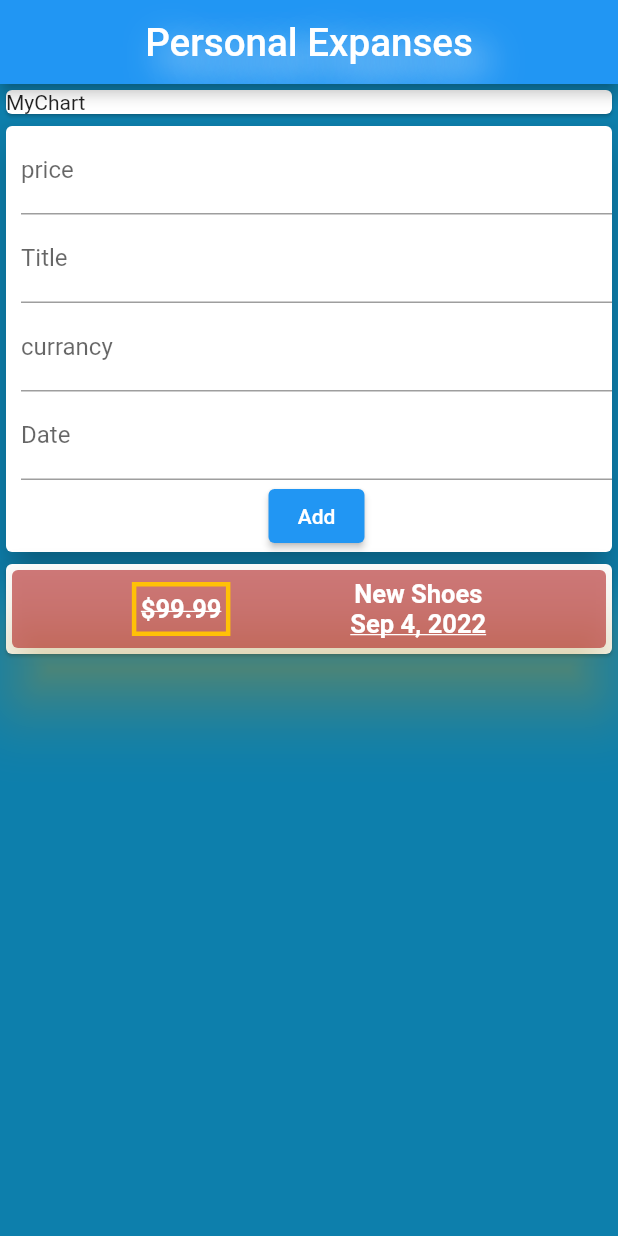
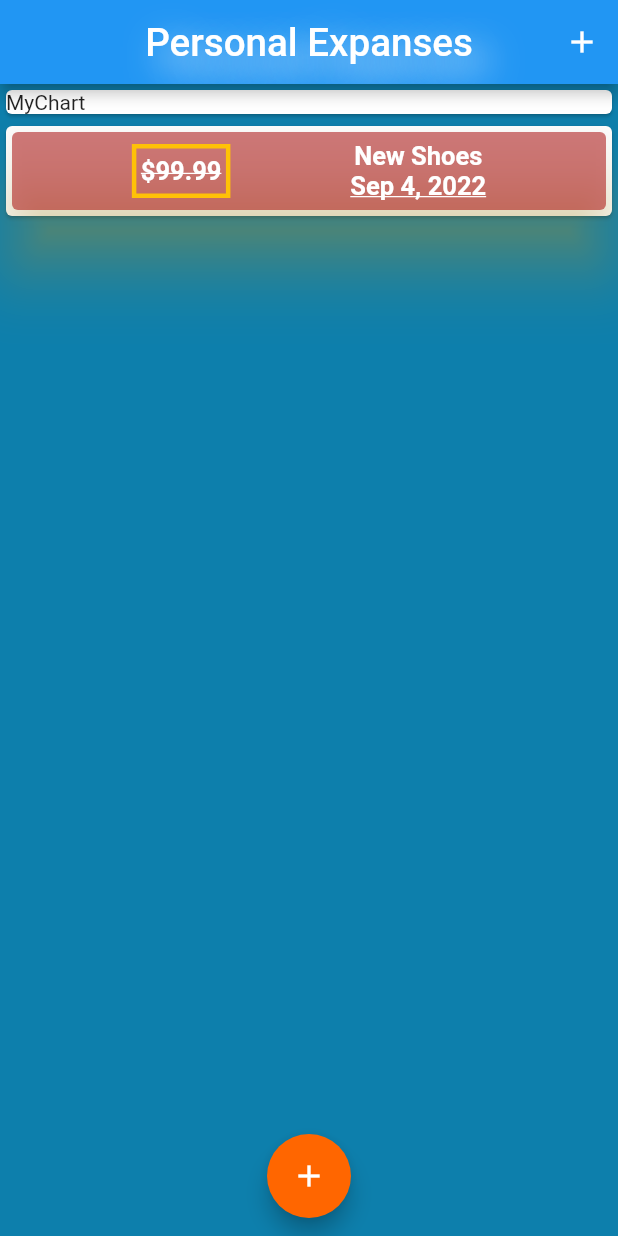
Before and after one commit to abdelazizSalah/LearningDartAndFlutter, a Flutter app: the screen it shows after launch, on a phone screen of 412 x 824 dp. Run offline on Flutter 3.47's test engine with Material 2 defaults, Android fonts, the light colour scheme and no system bars.

Commit message:
Adding showmodelbottomSheet and floating buttons

```diff
--- a/personality_quiz/lib/Answers.dart
+++ b/personality_quiz/lib/Answers.dart
@@ -28,10 +28,8 @@ class Answer extends StatelessWidget {
         width: 300,
         height: 60,
         margin: EdgeInsets.all(20),
-        child: RaisedButton(
+        child: ElevatedButton(
           onPressed: functionHandler,
-          textColor: c1,
-          color: Colors.blue,
           child: Text(answer),
         ));
   }
--- a/personality_quiz/lib/Quiz.dart
+++ b/personality_quiz/lib/Quiz.dart
@@ -11,8 +11,10 @@ class Quiz extends StatelessWidget {
 
   //@required means that we must send them in the constructor we can't neglect any value of them
   // it is a decorator
-  const Quiz(@required this.questions, @required this.questionsCntr,
-      @required this.TheQuestionSolutions);
+  const Quiz(
+      {required this.questions,
+      required this.questionsCntr,
+      required this.TheQuestionSolutions});
   @override
   Widget build(BuildContext context) {
     return Container(
--- a/personality_quiz/lib/Result.dart
+++ b/personality_quiz/lib/Result.dart
@@ -47,7 +47,7 @@ class Result extends StatelessWidget {
               ),
               Container(
                 margin: EdgeInsets.only(top: 25),
-                child: FlatButton(
+                child: TextButton(
                   child: Text(
                     'Restart Quiz!',
                     style: TextStyle(
--- a/presonal_expanses_app/lib/Widgets/Txs.dart
+++ b/presonal_expanses_app/lib/Widgets/Txs.dart
@@ -10,7 +10,7 @@ class Txs extends StatelessWidget {
   @override
   Widget build(BuildContext context) {
     return Container(
-      height: 300,
+      height: 600,
       child: ListView.builder(
         itemCount: transactions.length,
         itemBuilder: (context, index) {
--- a/presonal_expanses_app/lib/Widgets/newTransactions.dart
+++ /dev/null
@@ -1,138 +0,0 @@
-import 'package:flutter/material.dart';
-import 'InputFields.dart';
-import 'Txs.dart';
-import '../Models/Transaction.dart';
-import 'package:intl/intl.dart';
-
-class NewTransactions extends StatefulWidget {
-  const NewTransactions({Key? key}) : super(key: key);
-
-  @override
-  State<NewTransactions> createState() => _NewTransactionsState();
-}
-
-class _NewTransactionsState extends State<NewTransactions> {
-  List<Transaction> transactions = [
-    Transaction(
-        id: "t1",
-        title: "New Shoes",
-        amount: 99.99,
-        currancy: '\$',
-        date: DateTime.now()),
-    // Transaction(
-    //     id: "t2",
-    //     title: "SunGlasses",
-    //     amount: 265.50,
-    //     currancy: 'EGP ',
-    //     date: DateTime.now()),
-    // Transaction(
-    //     id: "t3",
-    //     title: "LapTop",
-    //     amount: 142,
-    //     currancy: 'Euro ',
-    //     date: DateTime.now()),
-    // Transaction(
-    //     id: "t4",
-    //     title: "Iphone",
-    //     amount: 942.432,
-    //     currancy: '\$',
-    //     date: DateTime.now()),
-    // Transaction(
-    //     id: "t5",
-    //     title: "Watch",
-    //     amount: 900,
-    //     currancy: 'Euro ',
-    //     date: DateTime.now()),
-    // Transaction(
-    //     id: "t6",
-    //     title: "TV",
-    //     amount: 4354.223,
-    //     currancy: 'EGP ',
-    //     date: DateTime.now()),
-    // Transaction(
-    //     id: "t7",
-    //     title: "Table",
-    //     amount: 42121,
-    //     currancy: 'EGP ',
-    //     date: DateTime.now()),
-    // Transaction(
-    //     id: "t8",
-    //     title: "Bed",
-    //     amount: 2343,
-    //     currancy: '\$',
-    //     date: DateTime.now()),
-    // Transaction(
-    //     id: "t8",
-    //     title: "Chair",
-    //     amount: 322,
-    //     currancy: 'EGP ',
-    //     date: DateTime.now())
-  ];
-
-  int get TransLen {
-    return transactions.length;
-  }
-
-  String titleInput = "";
-  double priceInput = 0.0;
-  String currancyInput = "";
-  DateTime DateInput = DateTime.now();
-
-  //we use these in order to use the listners
-  final titleController = TextEditingController();
-  final amountController = TextEditingController();
-  final dateController = TextEditingController();
-  final currancyController = TextEditingController();
-
-  /// manual functions to be able to change the value of the parameters through
-  /// clicking the buttons
-  void ChangeTitle(String title) {
-    titleInput = title;
-  }
-
-  void ChangePrice(String price) => priceInput = double.parse(price);
-
-  void ChangeCurrancy(String curr) => currancyInput = curr;
-
-  void ChangeDate(String date) => DateInput = DateTime.now();
-
-  void printAllData() => print(
-      "title = $titleInput\nprice = ${currancyInput + priceInput.toString()}\nDate = ${DateFormat.yMMMd().format(DateInput)}");
-
-  ///utility function will be used in the stateful widget modes
-  void addTransaction() {
-    Transaction trans = Transaction(
-        id: "T${TransLen + 1}",
-        amount: priceInput,
-        currancy: currancyInput,
-        date: DateInput,
-        title: titleInput);
-
-    setState(() {
-      transactions.add(trans);
-    });
-  }
-
-  @override
-  Widget build(BuildContext context) {
-    return ListView.builder(
-      itemCount: 1,
-      itemBuilder: ((context, index) {
-        return Column(
-          crossAxisAlignment: CrossAxisAlignment.stretch,
-          children: [
-            InputFields(
-              ChangeTitle: ChangeTitle,
-              ChangePrice: ChangePrice,
-              ChangeCurrancy: ChangeCurrancy,
-              ChangeDate: ChangeDate,
-              amountController: amountController,
-              addTransaction: addTransaction,
-            ),
-            Txs(transactions: transactions)
-          ],
-        );
-      }),
-    );
-  }
-}
--- a/presonal_expanses_app/lib/main.dart
+++ b/presonal_expanses_app/lib/main.dart
@@ -1,7 +1,6 @@
 import 'package:flutter/material.dart';
 import 'package:presonal_expanses_app/Widgets/InputFields.dart';
 import 'package:intl/intl.dart';
-import 'package:presonal_expanses_app/Widgets/newTransactions.dart';
 import './Widgets/Charts.dart';
 import './Widgets/Txs.dart';
 import './Models/Transaction.dart';
@@ -20,12 +19,89 @@ class PersonalExpanses extends StatelessWidget {
   }
 }
 
-class MainPage extends StatelessWidget {
+class MainPage extends StatefulWidget {
+  @override
+  State<MainPage> createState() => _MainPageState();
+}
+
+class _MainPageState extends State<MainPage> {
+  String titleInput = "";
+  double priceInput = 0.0;
+  String currancyInput = "";
+  DateTime DateInput = DateTime.now();
+
+  //we use these in order to use the listners
+  final titleController = TextEditingController();
+  final amountController = TextEditingController();
+  final dateController = TextEditingController();
+  final currancyController = TextEditingController();
+
+  /// manual functions to be able to change the value of the parameters through
+  /// clicking the buttons
+  void ChangeTitle(String title) {
+    titleInput = title;
+  }
+
+  void ChangePrice(String price) => priceInput = double.parse(price);
+
+  void ChangeCurrancy(String curr) => currancyInput = curr;
+
+  void ChangeDate(String date) => DateInput = DateTime.now();
+
+  void printAllData() => print(
+      "title = $titleInput\nprice = ${currancyInput + priceInput.toString()}\nDate = ${DateFormat.yMMMd().format(DateInput)}");
+
+  List<Transaction> transactions = [
+    Transaction(
+        id: "t1",
+        title: "New Shoes",
+        amount: 99.99,
+        currancy: '\$',
+        date: DateTime.now()),
+  ];
+
+  void addTransaction() {
+    Transaction trans = Transaction(
+        id: "T${transactions.length + 1}",
+        amount: priceInput,
+        currancy: currancyInput,
+        date: DateInput,
+        title: titleInput);
+
+    setState(() {
+      transactions.add(trans);
+    });
+  }
+
+  void ShowTheInputArea(BuildContext ctx) {
+    showModalBottomSheet(
+        context: ctx,
+        builder: (bCtx) {
+          return GestureDetector(
+            child: InputFields(
+                ChangeTitle: ChangeTitle,
+                ChangeCurrancy: ChangeCurrancy,
+                ChangeDate: ChangeDate,
+                amountController: amountController,
+                ChangePrice: ChangePrice,
+                addTransaction: addTransaction),
+          );
+        });
+  }
+
   //main build function
   @override
   Widget build(BuildContext context) {
     return Scaffold(
       appBar: AppBar(
+        actions: [
+          IconButton(
+            icon: Icon(Icons.add),
+            onPressed: () {
+              ShowTheInputArea(context);
+            },
+          )
+        ],
         centerTitle: true,
         title: Text(
           "Personal Expanses",
@@ -55,13 +131,29 @@ class MainPage extends StatelessWidget {
                    * but here we can get the problem of poping up the keyboard it
                    * will cause an overflow
                    */
-                Container(height: 600, child: NewTransactions())
+                // Container(
+                //     height: 600,
+                //     child: NewTransactions(
+                //       transactions: Txs,
+                //     ))
+                Txs(transactions: transactions)
               ],
             );
           },
           itemCount: 1,
         ),
       ),
+      floatingActionButtonLocation:
+          FloatingActionButtonLocation.miniCenterFloat,
+      floatingActionButton: FloatingActionButton(
+        child: Icon(Icons.add),
+        hoverColor: Colors.amber[900],
+        focusColor: Colors.amber[900],
+        backgroundColor: Color.fromARGB(255, 255, 102, 0),
+        onPressed: () {
+          ShowTheInputArea(context);
+        },
+      ),
     );
   }
 }
```
